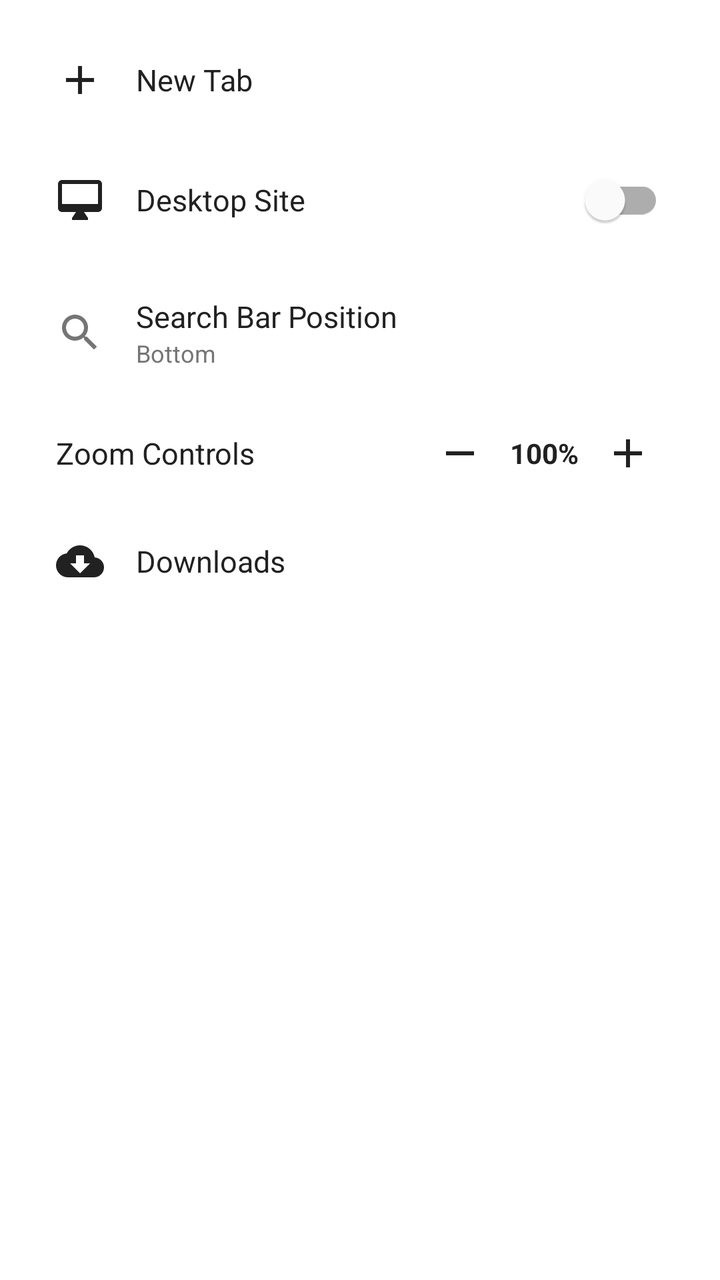
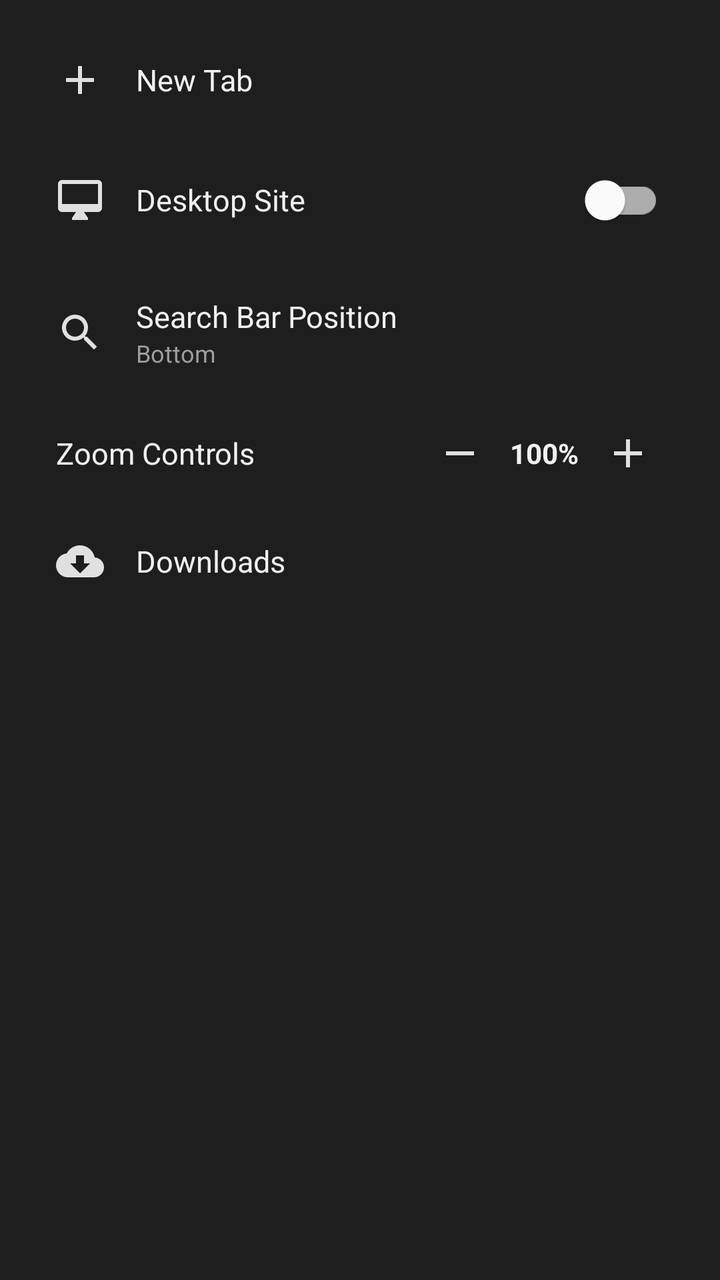

Two renders of the same Android screen: before a commit and after it. Below are the layout's source before the change and the commit's diff.
<!-- AndroidManifest.xml: application theme Theme.Tuff -->
<!-- res/layout/dialog_menu.xml -->
<?xml version="1.0" encoding="utf-8"?>
<LinearLayout xmlns:android="http://schemas.android.com/apk/res/android"
    xmlns:app="http://schemas.android.com/apk/res-auto"
    android:layout_width="match_parent"
    android:layout_height="wrap_content"
    android:orientation="vertical"
    android:padding="16dp"
    android:background="@android:color/white">

    
    <LinearLayout
        android:id="@+id/menu_item_new_tab"
        android:layout_width="match_parent"
        android:layout_height="wrap_content"
        android:orientation="horizontal"
        android:gravity="center_vertical"
        android:padding="12dp"
        android:background="?attr/selectableItemBackground">

        <ImageView
            android:layout_width="24dp"
            android:layout_height="24dp"
            android:src="@drawable/ic_add" />

        <TextView
            android:layout_width="0dp"
            android:layout_height="wrap_content"
            android:layout_weight="1"
            android:layout_marginStart="16dp"
            android:text="@string/menu_new_tab"
            android:textColor="@color/text_primary"
            android:textSize="15sp" />
    </LinearLayout>

    
    <LinearLayout
        android:id="@+id/menu_item_desktop"
        android:layout_width="match_parent"
        android:layout_height="wrap_content"
        android:orientation="horizontal"
        android:gravity="center_vertical"
        android:padding="12dp"
        android:background="?attr/selectableItemBackground">

        <ImageView
            android:layout_width="24dp"
            android:layout_height="24dp"
            android:src="@drawable/ic_desktop" />

        <TextView
            android:layout_width="0dp"
            android:layout_height="wrap_content"
            android:layout_weight="1"
            android:layout_marginStart="16dp"
            android:text="@string/menu_desktop_mode"
            android:textColor="@color/text_primary"
            android:textSize="15sp" />

        <com.google.android.material.switchmaterial.SwitchMaterial
            android:id="@+id/switch_desktop_mode"
            android:layout_width="wrap_content"
            android:layout_height="wrap_content" />
    </LinearLayout>

    
    <LinearLayout
        android:id="@+id/menu_item_position"
        android:layout_width="match_parent"
        android:layout_height="wrap_content"
        android:orientation="horizontal"
        android:gravity="center_vertical"
        android:padding="12dp"
        android:background="?attr/selectableItemBackground">

        <ImageView
            android:layout_width="24dp"
            android:layout_height="24dp"
            android:src="@drawable/ic_search" />

        <LinearLayout
            android:layout_width="0dp"
            android:layout_height="wrap_content"
            android:layout_weight="1"
            android:layout_marginStart="16dp"
            android:orientation="vertical">

            <TextView
                android:layout_width="wrap_content"
                android:layout_height="wrap_content"
                android:text="@string/menu_search_position"
                android:textColor="@color/text_primary"
                android:textSize="15sp" />

            <TextView
                android:id="@+id/tv_current_position"
                android:layout_width="wrap_content"
                android:layout_height="wrap_content"
                android:text="@string/position_bottom"
                android:textColor="@color/text_secondary"
                android:textSize="12sp" />
        </LinearLayout>
    </LinearLayout>

    
    <LinearLayout
        android:layout_width="match_parent"
        android:layout_height="wrap_content"
        android:orientation="horizontal"
        android:gravity="center_vertical"
        android:padding="12dp">

        <TextView
            android:layout_width="0dp"
            android:layout_height="wrap_content"
            android:layout_weight="1"
            android:text="@string/menu_zoom"
            android:textColor="@color/text_primary"
            android:textSize="15sp" />

        <ImageButton
            android:id="@+id/btn_zoom_out"
            android:layout_width="36dp"
            android:layout_height="36dp"
            android:background="?attr/selectableItemBackgroundBorderless"
            android:src="@drawable/ic_remove"
            android:contentDescription="Zoom Out" />

        <TextView
            android:id="@+id/tv_zoom_level"
            android:layout_width="48dp"
            android:layout_height="wrap_content"
            android:gravity="center"
            android:text="100%"
            android:textColor="@color/text_primary"
            android:textSize="14sp"
            android:textStyle="bold" />

        <ImageButton
            android:id="@+id/btn_zoom_in"
            android:layout_width="36dp"
            android:layout_height="36dp"
            android:background="?attr/selectableItemBackgroundBorderless"
            android:src="@drawable/ic_add"
            android:contentDescription="Zoom In" />
    </LinearLayout>

    
    <LinearLayout
        android:id="@+id/menu_item_downloads"
        android:layout_width="match_parent"
        android:layout_height="wrap_content"
        android:orientation="horizontal"
        android:gravity="center_vertical"
        android:padding="12dp"
        android:background="?attr/selectableItemBackground">

        <ImageView
            android:layout_width="24dp"
            android:layout_height="24dp"
            android:src="@drawable/ic_download" />

        <TextView
            android:layout_width="0dp"
            android:layout_height="wrap_content"
            android:layout_weight="1"
            android:layout_marginStart="16dp"
            android:text="@string/menu_downloads"
            android:textColor="@color/text_primary"
            android:textSize="15sp" />
    </LinearLayout>

</LinearLayout>
<!-- resources referenced by this layout -->
<resources>
  <color name="text_primary">#212121</color>
  <color name="text_secondary">#757575</color>
  <!-- drawable ic_add (drawable) -->
  <vector xmlns:android="http://schemas.android.com/apk/res/android"
      android:width="24dp"
      android:height="24dp"
      android:viewportWidth="24"
      android:viewportHeight="24">
      <path
          android:fillColor="#FF212121"
          android:pathData="M19,13h-6v6h-2v-6H5v-2h6V5h2v6h6v2z" />
  </vector>
  <!-- drawable ic_desktop (drawable) -->
  <vector xmlns:android="http://schemas.android.com/apk/res/android"
      android:width="24dp"
      android:height="24dp"
      android:viewportWidth="24"
      android:viewportHeight="24">
      <path
          android:fillColor="#FF212121"
          android:pathData="M21,2H3c-1.1,0 -2,0.9 -2,2v12c0,1.1 0.9,2 2,2h7l-2,3v1h8v-1l-2,-3h7c1.1,0 2,-0.9 2,-2V4c0,-1.1 -0.9,-2 -2,-2zm0,12H3V4h18v10z" />
  </vector>
  <!-- drawable ic_download (drawable) -->
  <vector xmlns:android="http://schemas.android.com/apk/res/android"
      android:width="24dp"
      android:height="24dp"
      android:viewportWidth="24"
      android:viewportHeight="24">
      <path
          android:fillColor="#FF212121"
          android:pathData="M19.35,10.04C18.67,6.59 15.64,4 12,4 9.11,4 6.6,5.64 5.35,8.04 2.34,8.36 0,10.91 0,14c0,3.31 2.69,6 6,6h13c2.76,0 5,-2.24 5,-5 0,-2.64 -2.05,-4.78 -4.65,-4.96zM17,13l-5,5 -5,-5h3V9h4v4h3z" />
  </vector>
  <!-- drawable ic_remove (drawable) -->
  <vector xmlns:android="http://schemas.android.com/apk/res/android"
      android:width="24dp"
      android:height="24dp"
      android:viewportWidth="24"
      android:viewportHeight="24">
      <path
          android:fillColor="#FF212121"
          android:pathData="M19,13H5v-2h14v2z" />
  </vector>
  <!-- drawable ic_search (drawable) -->
  <vector xmlns:android="http://schemas.android.com/apk/res/android"
      android:width="24dp"
      android:height="24dp"
      android:viewportWidth="24"
      android:viewportHeight="24">
      <path
          android:fillColor="#FF757575"
          android:pathData="M15.5,14h-0.79l-0.28,-0.27C15.41,12.59 16,11.11 16,9.5 16,5.91 13.09,3 9.5,3S3,5.91 3,9.5 5.91,16 9.5,16c1.61,0 3.09,-0.59 4.23,-1.57l0.27,0.28v0.79l5,4.99L20.49,19l-4.99,-5zm-6,0C7.01,14 5,11.99 5,9.5S7.01,5 9.5,5 14,7.01 14,9.5 11.99,14 9.5,14z" />
  </vector>
  <style name="Theme.Tuff" parent="Theme.MaterialComponents.DayNight.NoActionBar">
          <item name="colorPrimary">@color/primary</item>
          <item name="colorPrimaryDark">@color/primary_dark</item>
          <item name="colorAccent">@color/accent</item>
          <item name="android:windowBackground">@color/background_light</item>
          <item name="android:statusBarColor">@color/surface_card</item>
          <item name="android:windowLightStatusBar">true</item>
          <item name="android:navigationBarColor">@color/surface_card</item>
          <item name="android:windowLightNavigationBar">true</item>
      </style>
  <color name="primary">#1A1A1A</color>
  <color name="primary_dark">#121212</color>
  <color name="accent">#FF5722</color>
  <color name="background_light">#F8F9FA</color>
  <color name="surface_card">#FFFFFF</color>
  <!-- unchanged entries left out for length: 6 -->
</resources>

<!-- the commit's change to res/layout/dialog_menu.xml (unified diff, before → after) -->
@@ -5,7 +5,7 @@
     android:layout_height="wrap_content"
     android:orientation="vertical"
     android:padding="16dp"
-    android:background="@android:color/white">
+    android:background="@color/surface_card">
 
     
     <LinearLayout
@@ -20,6 +20,7 @@
         <ImageView
             android:layout_width="24dp"
             android:layout_height="24dp"
+            app:tint="@color/icon_tint"
             android:src="@drawable/ic_add" />
 
         <TextView
@@ -45,6 +46,7 @@
         <ImageView
             android:layout_width="24dp"
             android:layout_height="24dp"
+            app:tint="@color/icon_tint"
             android:src="@drawable/ic_desktop" />
 
         <TextView
@@ -75,6 +77,7 @@
         <ImageView
             android:layout_width="24dp"
             android:layout_height="24dp"
+            app:tint="@color/icon_tint"
             android:src="@drawable/ic_search" />
 
         <LinearLayout
@@ -122,6 +125,7 @@
             android:layout_width="36dp"
             android:layout_height="36dp"
             android:background="?attr/selectableItemBackgroundBorderless"
+            app:tint="@color/icon_tint"
             android:src="@drawable/ic_remove"
             android:contentDescription="Zoom Out" />
 
@@ -140,6 +144,7 @@
             android:layout_width="36dp"
             android:layout_height="36dp"
             android:background="?attr/selectableItemBackgroundBorderless"
+            app:tint="@color/icon_tint"
             android:src="@drawable/ic_add"
             android:contentDescription="Zoom In" />
     </LinearLayout>
@@ -157,6 +162,7 @@
         <ImageView
             android:layout_width="24dp"
             android:layout_height="24dp"
+            app:tint="@color/icon_tint"
             android:src="@drawable/ic_download" />
 
         <TextView
<!-- resource entries referenced after the edit -->
@@ -1,7 +1,8 @@
 <!-- resources referenced by this layout -->
 <resources>
-  <color name="text_primary">#212121</color>
-  <color name="text_secondary">#757575</color>
+  <color name="icon_tint">#E0E0E0</color>
+  <color name="text_primary">#F0F0F0</color>
+  <color name="text_secondary">#9E9E9E</color>
   <!-- drawable ic_add (drawable) -->
   <vector xmlns:android="http://schemas.android.com/apk/res/android"
       android:width="24dp"
@@ -9,7 +10,7 @@
       android:viewportWidth="24"
       android:viewportHeight="24">
       <path
-          android:fillColor="#FF212121"
+          android:fillColor="@color/icon_tint"
           android:pathData="M19,13h-6v6h-2v-6H5v-2h6V5h2v6h6v2z" />
   </vector>
   <!-- drawable ic_desktop (drawable) -->
@@ -19,7 +20,7 @@
       android:viewportWidth="24"
       android:viewportHeight="24">
       <path
-          android:fillColor="#FF212121"
+          android:fillColor="@color/icon_tint"
           android:pathData="M21,2H3c-1.1,0 -2,0.9 -2,2v12c0,1.1 0.9,2 2,2h7l-2,3v1h8v-1l-2,-3h7c1.1,0 2,-0.9 2,-2V4c0,-1.1 -0.9,-2 -2,-2zm0,12H3V4h18v10z" />
   </vector>
   <!-- drawable ic_download (drawable) -->
@@ -29,7 +30,7 @@
       android:viewportWidth="24"
       android:viewportHeight="24">
       <path
-          android:fillColor="#FF212121"
+          android:fillColor="@color/icon_tint"
           android:pathData="M19.35,10.04C18.67,6.59 15.64,4 12,4 9.11,4 6.6,5.64 5.35,8.04 2.34,8.36 0,10.91 0,14c0,3.31 2.69,6 6,6h13c2.76,0 5,-2.24 5,-5 0,-2.64 -2.05,-4.78 -4.65,-4.96zM17,13l-5,5 -5,-5h3V9h4v4h3z" />
   </vector>
   <!-- drawable ic_remove (drawable) -->
@@ -39,7 +40,7 @@
       android:viewportWidth="24"
       android:viewportHeight="24">
       <path
-          android:fillColor="#FF212121"
+          android:fillColor="@color/icon_tint"
           android:pathData="M19,13H5v-2h14v2z" />
   </vector>
   <!-- drawable ic_search (drawable) -->
@@ -49,24 +50,37 @@
       android:viewportWidth="24"
       android:viewportHeight="24">
       <path
-          android:fillColor="#FF757575"
+          android:fillColor="@color/icon_tint"
           android:pathData="M15.5,14h-0.79l-0.28,-0.27C15.41,12.59 16,11.11 16,9.5 16,5.91 13.09,3 9.5,3S3,5.91 3,9.5 5.91,16 9.5,16c1.61,0 3.09,-0.59 4.23,-1.57l0.27,0.28v0.79l5,4.99L20.49,19l-4.99,-5zm-6,0C7.01,14 5,11.99 5,9.5S7.01,5 9.5,5 14,7.01 14,9.5 11.99,14 9.5,14z" />
   </vector>
   <style name="Theme.Tuff" parent="Theme.MaterialComponents.DayNight.NoActionBar">
           <item name="colorPrimary">@color/primary</item>
           <item name="colorPrimaryDark">@color/primary_dark</item>
           <item name="colorAccent">@color/accent</item>
-          <item name="android:windowBackground">@color/background_light</item>
-          <item name="android:statusBarColor">@color/surface_card</item>
-          <item name="android:windowLightStatusBar">true</item>
-          <item name="android:navigationBarColor">@color/surface_card</item>
-          <item name="android:windowLightNavigationBar">true</item>
+          <item name="android:windowBackground">@color/background_dark</item>
+          <item name="android:statusBarColor">@color/primary_dark</item>
+          <item name="android:windowLightStatusBar">false</item>
+          <item name="android:navigationBarColor">@color/primary_dark</item>
+          <item name="android:windowLightNavigationBar">false</item>
+  
+          <item name="bottomSheetDialogTheme">@style/Theme.Tuff.BottomSheetDialog</item>
       </style>
-  <color name="primary">#1A1A1A</color>
+  <color name="primary">#1E1E1E</color>
   <color name="primary_dark">#121212</color>
   <color name="accent">#FF5722</color>
-  <color name="background_light">#F8F9FA</color>
-  <color name="surface_card">#FFFFFF</color>
+  <color name="background_dark">#121212</color>
+  <style name="Theme.Tuff.BottomSheetDialog" parent="Theme.MaterialComponents.BottomSheetDialog">
+          <item name="bottomSheetStyle">@style/Theme.Tuff.BottomSheetModal</item>
+          <item name="android:windowIsFloating">false</item>
+          <item name="android:statusBarColor">@color/primary_dark</item>
+          <item name="android:windowLightStatusBar">false</item>
+          <item name="android:navigationBarColor">@color/surface_card</item>
+          <item name="android:windowLightNavigationBar">false</item>
+      </style>
+  <style name="Theme.Tuff.BottomSheetModal" parent="Widget.MaterialComponents.BottomSheet.Modal">
+          <item name="backgroundTint">@color/surface_card</item>
+      </style>
+  <color name="surface_card">#1E1E1E</color>
   <!-- unchanged entries left out for length: 6 -->
 </resources>
 
